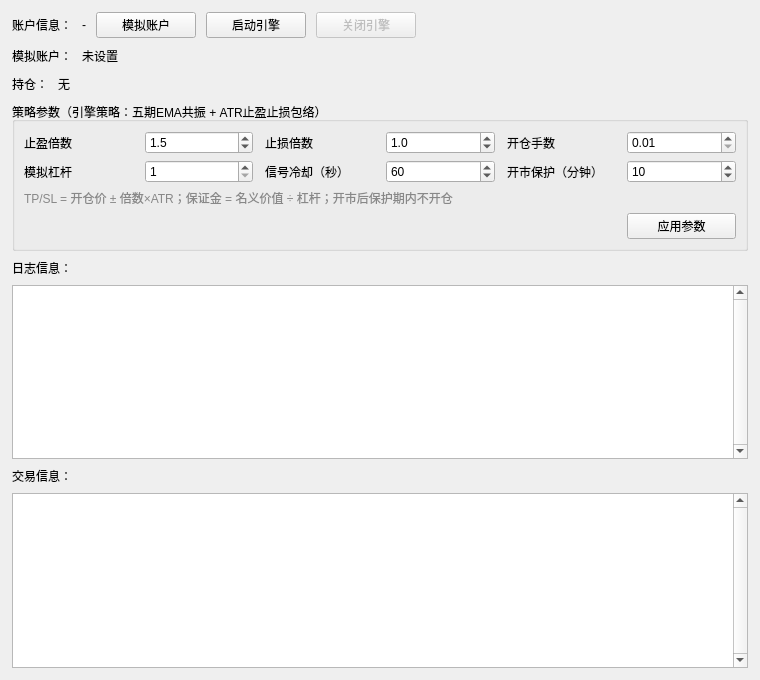
James-Xue/pulseTrader, file apps/pulsetrader_ui/MainWindow.ui: the form before one commit.
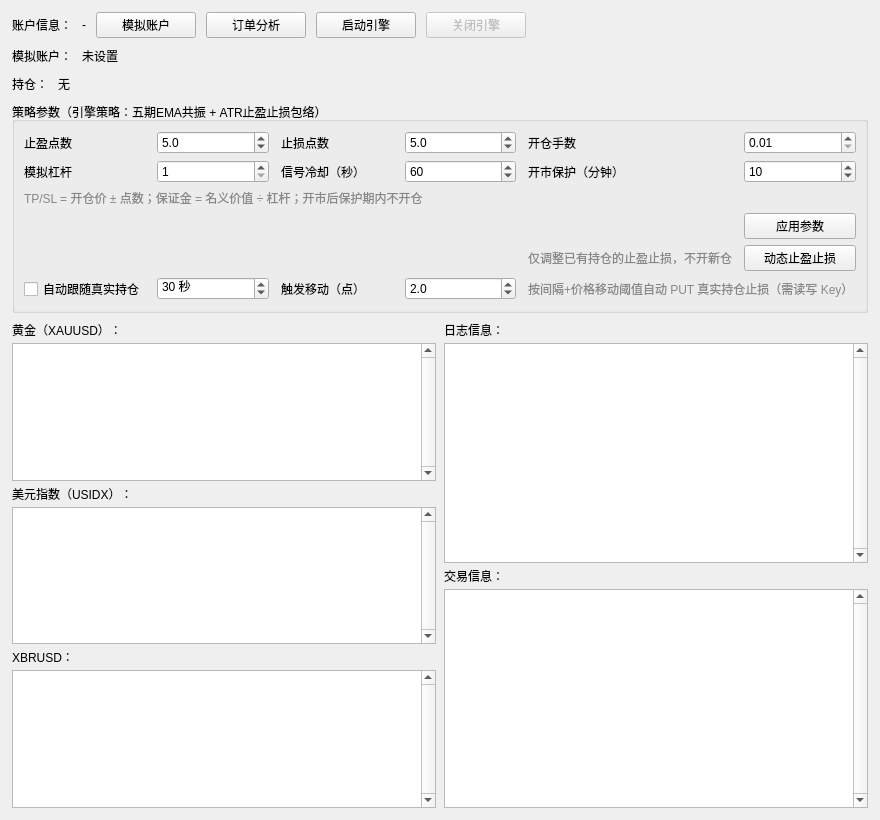
The form after the commit.

What changed in the file:
```diff
--- a/apps/pulsetrader_ui/MainWindow.ui
+++ b/apps/pulsetrader_ui/MainWindow.ui
@@ -6,8 +6,8 @@
    <rect>
     <x>0</x>
     <y>0</y>
-    <width>760</width>
-    <height>680</height>
+    <width>880</width>
+    <height>820</height>
    </rect>
   </property>
   <property name="windowTitle">
@@ -64,6 +64,19 @@
        </property>
       </widget>
      </item>
+     <item>
+      <widget class="QPushButton" name="pushBtn_analyze">
+       <property name="minimumSize">
+        <size>
+         <width>100</width>
+         <height>0</height>
+        </size>
+       </property>
+       <property name="text">
+        <string>订单分析</string>
+       </property>
+      </widget>
+     </item>
      <item>
       <widget class="QPushButton" name="pushBtn_startEngine">
        <property name="minimumSize">
@@ -194,7 +207,7 @@
       <item row="0" column="0">
        <widget class="QLabel" name="label_tpMult">
         <property name="text">
-         <string>止盈倍数</string>
+         <string>止盈点数</string>
         </property>
        </widget>
       </item>
@@ -207,20 +220,20 @@
          <double>0.10000000000000001</double>
         </property>
         <property name="maximum">
-         <double>10.0</double>
+         <double>100.0</double>
         </property>
         <property name="singleStep">
          <double>0.10000000000000001</double>
         </property>
         <property name="value">
-         <double>1.5</double>
+         <double>5.0</double>
         </property>
        </widget>
       </item>
       <item row="0" column="2">
        <widget class="QLabel" name="label_slMult">
         <property name="text">
-         <string>止损倍数</string>
+         <string>止损点数</string>
         </property>
        </widget>
       </item>
@@ -233,13 +246,13 @@
          <double>0.10000000000000001</double>
         </property>
         <property name="maximum">
-         <double>10.0</double>
+         <double>100.0</double>
         </property>
         <property name="singleStep">
          <double>0.10000000000000001</double>
         </property>
         <property name="value">
-         <double>1.0</double>
+         <double>5.0</double>
         </property>
        </widget>
       </item>
@@ -332,7 +345,7 @@
       <item row="2" column="0" colspan="4">
        <widget class="QLabel" name="label_leverageHint">
         <property name="text">
-         <string>TP/SL = 开仓价 ± 倍数×ATR；保证金 = 名义价值 ÷ 杠杆；开市后保护期内不开仓</string>
+         <string>TP/SL = 开仓价 ± 点数；保证金 = 名义价值 ÷ 杠杆；开市后保护期内不开仓</string>
         </property>
         <property name="styleSheet">
          <string notr="true">color: #888;</string>
@@ -359,9 +372,207 @@
         </property>
        </widget>
       </item>
+      <item row="4" column="4">
+       <widget class="QLabel" name="label_dynamicStopsHint">
+        <property name="text">
+         <string>仅调整已有持仓的止盈止损，不开新仓</string>
+        </property>
+        <property name="styleSheet">
+         <string notr="true">color: #888;</string>
+        </property>
+       </widget>
+      </item>
+      <item row="4" column="5">
+       <widget class="QPushButton" name="pushBtn_dynamicStops">
+        <property name="text">
+         <string>动态止盈止损</string>
+        </property>
+       </widget>
+      </item>
+      <item row="5" column="0">
+       <widget class="QCheckBox" name="check_autoFollow">
+        <property name="text">
+         <string>自动跟随真实持仓</string>
+        </property>
+       </widget>
+      </item>
+      <item row="5" column="1">
+       <widget class="QSpinBox" name="spin_followInterval">
+        <property name="suffix">
+         <string> 秒</string>
+        </property>
+        <property name="minimum">
+         <number>10</number>
+        </property>
+        <property name="maximum">
+         <number>600</number>
+        </property>
+        <property name="value">
+         <number>30</number>
+        </property>
+       </widget>
+      </item>
+      <item row="5" column="2">
+       <widget class="QLabel" name="label_followThreshold">
+        <property name="text">
+         <string>触发移动（点）</string>
+        </property>
+       </widget>
+      </item>
+      <item row="5" column="3">
+       <widget class="QDoubleSpinBox" name="spin_followThreshold">
+        <property name="decimals">
+         <number>1</number>
+        </property>
+        <property name="minimum">
+         <double>0.5</double>
+        </property>
+        <property name="maximum">
+         <double>50.0</double>
+        </property>
+        <property name="singleStep">
+         <double>0.5</double>
+        </property>
+        <property name="value">
+         <double>2.0</double>
+        </property>
+       </widget>
+      </item>
+      <item row="5" column="4" colspan="2">
+       <widget class="QLabel" name="label_autoFollowHint">
+        <property name="text">
+         <string>按间隔+价格移动阈值自动 PUT 真实持仓止损（需读写 Key）</string>
+        </property>
+        <property name="styleSheet">
+         <string notr="true">color: #888;</string>
+        </property>
+       </widget>
+      </item>
      </layout>
     </widget>
    </item>
+   <item>
+    <layout class="QHBoxLayout" name="lowerRow">
+     <property name="spacing">
+      <number>8</number>
+     </property>
+     <item>
+      <layout class="QVBoxLayout" name="priceColumn">
+       <property name="spacing">
+        <number>4</number>
+       </property>
+       <item>
+        <widget class="QLabel" name="label_xau">
+         <property name="text">
+          <string>黄金（XAUUSD）：</string>
+         </property>
+        </widget>
+       </item>
+       <item>
+        <widget class="QPlainTextEdit" name="textEdit_xau">
+         <property name="undoRedoEnabled">
+          <bool>false</bool>
+         </property>
+         <property name="readOnly">
+          <bool>true</bool>
+         </property>
+         <property name="verticalScrollBarPolicy">
+          <enum>Qt::ScrollBarAlwaysOn</enum>
+         </property>
+         <property name="minimumSize">
+          <size>
+           <width>0</width>
+           <height>60</height>
+          </size>
+         </property>
+         <property name="font">
+          <font>
+           <family>Consolas</family>
+           <pointsize>9</pointsize>
+          </font>
+         </property>
+         <property name="maximumBlockCount">
+          <number>50</number>
+         </property>
+        </widget>
+       </item>
+       <item>
+        <widget class="QLabel" name="label_usidx">
+         <property name="text">
+          <string>美元指数（USIDX）：</string>
+         </property>
+        </widget>
+       </item>
+       <item>
+        <widget class="QPlainTextEdit" name="textEdit_usidx">
+         <property name="undoRedoEnabled">
+          <bool>false</bool>
+         </property>
+         <property name="readOnly">
+          <bool>true</bool>
+         </property>
+         <property name="verticalScrollBarPolicy">
+          <enum>Qt::ScrollBarAlwaysOn</enum>
+         </property>
+         <property name="minimumSize">
+          <size>
+           <width>0</width>
+           <height>60</height>
+          </size>
+         </property>
+         <property name="font">
+          <font>
+           <family>Consolas</family>
+           <pointsize>9</pointsize>
+          </font>
+         </property>
+         <property name="maximumBlockCount">
+          <number>50</number>
+         </property>
+        </widget>
+       </item>
+       <item>
+        <widget class="QLabel" name="label_xbrusd">
+         <property name="text">
+          <string>XBRUSD：</string>
+         </property>
+        </widget>
+       </item>
+       <item>
+        <widget class="QPlainTextEdit" name="textEdit_xbrusd">
+         <property name="undoRedoEnabled">
+          <bool>false</bool>
+         </property>
+         <property name="readOnly">
+          <bool>true</bool>
+         </property>
+         <property name="verticalScrollBarPolicy">
+          <enum>Qt::ScrollBarAlwaysOn</enum>
+         </property>
+         <property name="minimumSize">
+          <size>
+           <width>0</width>
+           <height>60</height>
+          </size>
+         </property>
+         <property name="font">
+          <font>
+           <family>Consolas</family>
+           <pointsize>9</pointsize>
+          </font>
+         </property>
+         <property name="maximumBlockCount">
+          <number>50</number>
+         </property>
+        </widget>
+       </item>
+      </layout>
+     </item>
+     <item>
+      <layout class="QVBoxLayout" name="infoColumn">
+       <property name="spacing">
+        <number>4</number>
+       </property>
    <item>
     <widget class="QLabel" name="label_log">
      <property name="text">
@@ -370,7 +581,10 @@
     </widget>
    </item>
    <item>
-    <widget class="QTextEdit" name="textEdit_log">
+        <widget class="QPlainTextEdit" name="textEdit_log">
+         <property name="undoRedoEnabled">
+          <bool>false</bool>
+         </property>
      <property name="readOnly">
       <bool>true</bool>
      </property>
@@ -407,6 +621,10 @@
       </font>
      </property>
     </widget>
+       </item>
+      </layout>
+     </item>
+    </layout>
    </item>
   </layout>
  </widget>
```
Left out of the diff: 10 changed lines with no effect on the pictures. Lines whose indentation alone changed are shown as unchanged.
